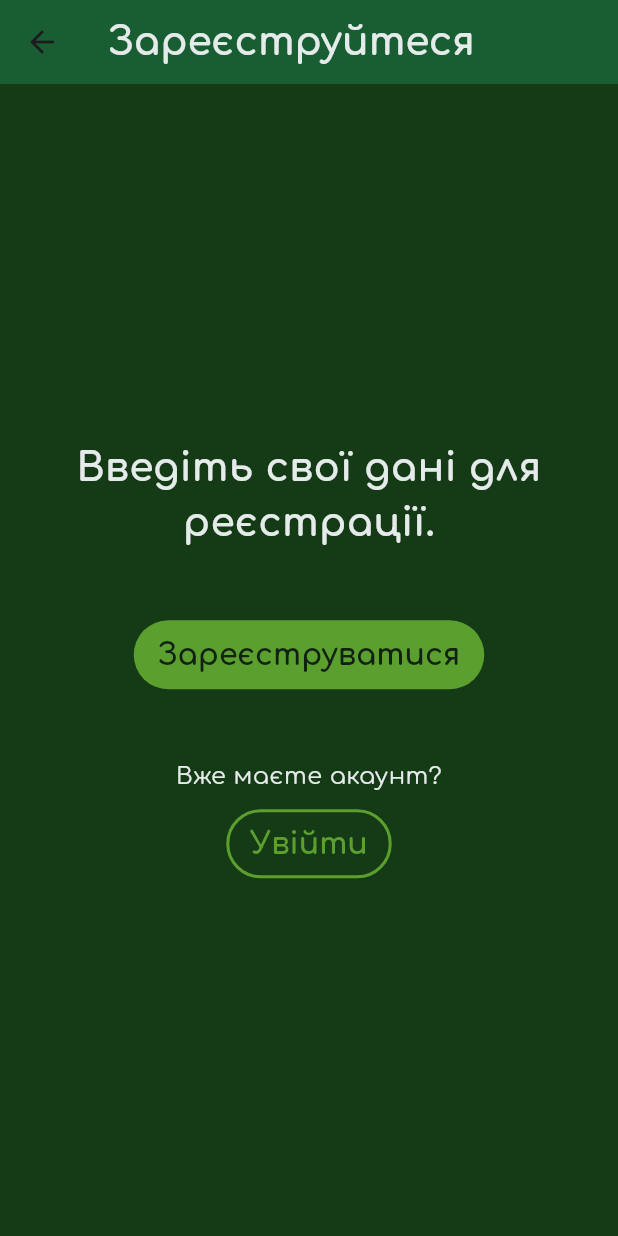
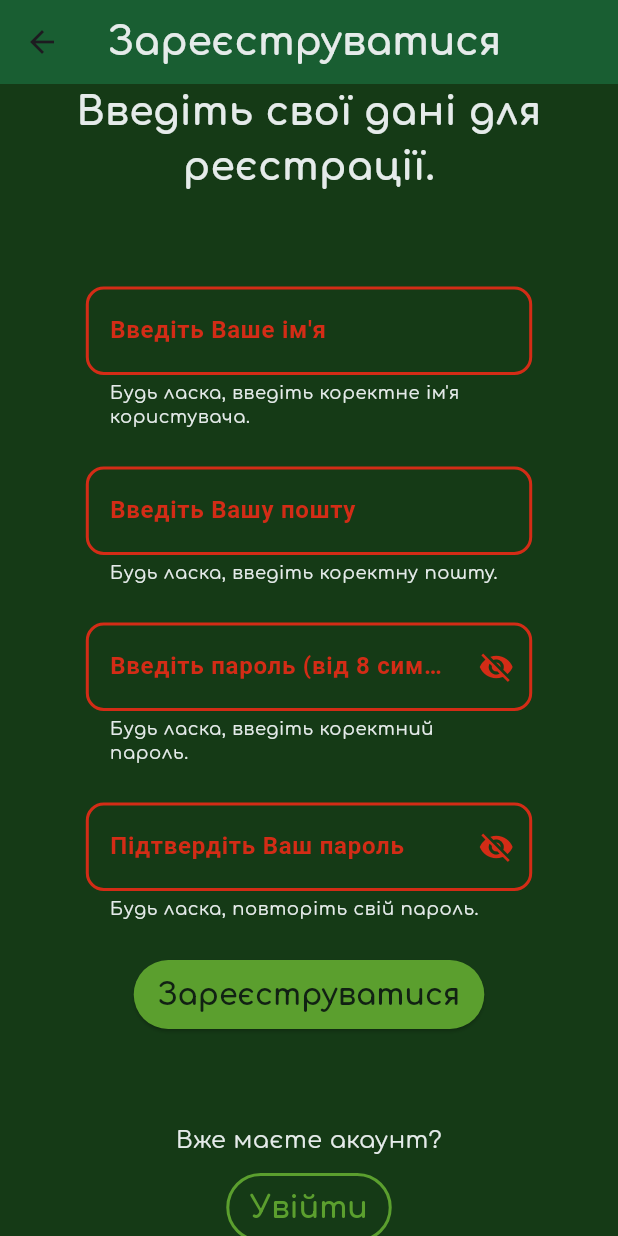
Before and after one commit to turdigicode/flutter_duo_practice, a Flutter app: the RegistrationPage screen opened directly, after a tap on "Зареєструватися", on a phone screen of 412 x 824 dp. Run offline on Flutter 3.47's test engine with Material 3 defaults, Android fonts, the phone set to English and light mode, and no system bars.

Commit message:
Registration and login forms, input validators

```diff
--- a/lib/constants/app_fonts.dart
+++ b/lib/constants/app_fonts.dart
@@ -7,6 +7,7 @@ class AppFonts{
 
   static const String fontFamily = "Comfortaa";
 
+  //TextStyles here must be deleted after correction in main.dart
   static TextStyle bold = const TextStyle(fontFamily: _fontFamily, fontWeight: FontWeight.w700);
 
   static TextStyle semiBold = const TextStyle(fontFamily: _fontFamily, fontWeight: FontWeight.w600);
--- /dev/null
+++ b/lib/constants/app_form_styles.dart
@@ -0,0 +1,80 @@
+import 'package:flutter/material.dart';
+import 'app_colors.dart';
+import 'app_fonts.dart';
+import 'app_text_styles.dart';
+
+class AppFormStyles{
+
+  InputDecoration formInputDecorationDefault({
+    required String labelText,
+    required bool isError,
+  }) {
+    return InputDecoration(
+      labelText: labelText,
+      labelStyle: TextStyle(
+        color: isError ? AppColors.error : AppColors.secondary,
+        fontWeight: FontWeight.bold,
+      ),
+      errorMaxLines: 2,
+      border: _defaultBorder,
+      enabledBorder: _defaultBorder,
+      focusedBorder: _focusedBorder,
+      errorBorder: _errorBorder,
+      hintStyle: AppTextStyles.buttonSecondary,
+      errorStyle: _errorStyle,
+    );
+  }
+
+  InputDecoration formInputDecorationPassword({
+    required String labelText,
+    required bool isError,
+    required bool isObscured,
+    VoidCallback? onVisibilityToggle,
+  }) {
+
+    final baseDecoration = formInputDecorationDefault(
+      labelText: labelText,
+      isError: isError,
+    );
+
+    return baseDecoration.copyWith(
+      suffixIcon: IconButton(
+        icon: Icon(
+          isObscured ? Icons.visibility_off : Icons.visibility,
+          color: isError ? AppColors.error : AppColors.secondary,
+        ),
+        onPressed: onVisibilityToggle,
+      ),
+    );
+  }
+
+  static const OutlineInputBorder _defaultBorder = OutlineInputBorder(
+    borderRadius: BorderRadius.all(Radius.circular(12.0)),
+    borderSide: BorderSide(
+      color: AppColors.secondary,
+      width: 1.0,
+    ),
+  );
+
+  static const OutlineInputBorder _focusedBorder = OutlineInputBorder(
+    borderRadius: BorderRadius.all(Radius.circular(12.0)),
+    borderSide: BorderSide(
+      color: AppColors.secondary,
+      width: 3.0,
+    ),
+  );
+
+  static const OutlineInputBorder _errorBorder = OutlineInputBorder(
+    borderRadius: BorderRadius.all(Radius.circular(12.0)),
+    borderSide: BorderSide(
+      color: AppColors.error,
+      width: 2.0,
+    ),
+  );
+
+  static const TextStyle _errorStyle = TextStyle(
+    color: AppColors.text,
+    fontSize: 12.0,
+    fontFamily: AppFonts.fontFamily,
+  );
+}
--- a/lib/constants/app_text_styles.dart
+++ b/lib/constants/app_text_styles.dart
@@ -23,7 +23,7 @@ class AppTextStyles {
   static final TextStyle form = _base.copyWith(
     color: AppColors.text,
     fontSize: AppFontSizes.medium,
-    fontWeight: FontWeight.normal,
+    fontWeight: FontWeight.bold,
   );
 
   static final TextStyle error = _base.copyWith(
--- /dev/null
+++ b/lib/forms/registration_form.dart
@@ -0,0 +1,164 @@
+import 'package:flutter/material.dart';
+import 'package:flutter_duo_practice/constants/app_button_styles.dart';
+import 'package:flutter_duo_practice/constants/app_text_styles.dart';
+import 'package:flutter_duo_practice/constants/app_form_styles.dart';
+import 'package:flutter_duo_practice/input_validators/email_validator.dart';
+import 'package:flutter_duo_practice/input_validators/name_validator.dart';
+import 'package:flutter_duo_practice/input_validators/password_validator.dart';
+import '../constants/app_spacing.dart';
+
+class RegistrationForm extends StatefulWidget {
+  const RegistrationForm({super.key});
+
+  @override
+  RegistrationFormState createState() {
+    return RegistrationFormState();
+  }
+}
+
+class RegistrationFormState extends State<RegistrationForm> {
+  final appFormStyles = AppFormStyles();
+  final _formKey = GlobalKey<FormState>();
+
+  bool _isWrongInputName = false;
+  bool _isWrongInputEmail = false;
+  bool _isWrongInputPassword = false;
+  bool _isWrongInputPasswordConfirmation = false;
+  bool _isObscured = true;
+
+  String _userPassword = 'null';
+
+  void _toggleVisibility() {
+    setState(() {
+      _isObscured = !_isObscured;
+    });
+  }
+
+  @override
+  Widget build(BuildContext context) {
+    return Center(
+      child: Container(
+        width: MediaQuery.of(context).size.width * 0.8,
+        padding: const EdgeInsets.all(16.0),
+        child: Form(
+          key: _formKey,
+          child: Column(
+            children: <Widget>[
+
+              //Name Field
+              TextFormField(
+                decoration: appFormStyles.formInputDecorationDefault(
+                    labelText: "Введіть Ваше ім'я",
+                    isError: _isWrongInputName
+                ),
+                validator: (value) {
+                  if (value != null && NameValidator.validate(value)) {
+                    setState(() {
+                      _isWrongInputName = false;
+                    });
+                    return null;
+                  }
+                  setState(() {
+                    _isWrongInputName = true;
+                  });
+                  return "Будь ласка, введіть коректне ім'я користувача.";
+
+                },
+                style: AppTextStyles.form,
+              ),
+
+              const SizedBox(height: AppSpacing.medium),
+
+              //Email Field
+              TextFormField(
+                decoration: appFormStyles.formInputDecorationDefault(
+                    labelText: "Введіть Вашу пошту",
+                    isError: _isWrongInputEmail
+                ),
+                validator: (value) {
+                  if (value != null && EmailValidator.validate(value)) {
+                    setState(() {
+                      _isWrongInputEmail = false;
+                    });
+                    return null;
+                  }
+                  setState(() {
+                    _isWrongInputEmail = true;
+                  });
+                  return "Будь ласка, введіть коректну пошту.";
+                },
+                style: AppTextStyles.form,
+              ),
+
+              const SizedBox(height: AppSpacing.medium),
+
+              //First Password Field
+              TextFormField(
+                decoration: appFormStyles.formInputDecorationPassword(
+                    labelText: "Введіть пароль (від 8 символів)",
+                    isError: _isWrongInputPassword,
+                    isObscured: _isObscured,
+                    onVisibilityToggle: _toggleVisibility
+                ),
+                obscureText: _isObscured,
+                validator: (value) {
+                  if (value != null && PasswordValidator.validate(value)) {
+                    setState(() {
+                      _isWrongInputPassword = false;
+                      _userPassword = value;
+                    });
+                    return null;
+                  }
+                  setState(() {
+                    _isWrongInputPassword = true;
+                  });
+                  return "Будь ласка, введіть коректний пароль.";
+
+                },
+                style: AppTextStyles.form,
+              ),
+
+              const SizedBox(height: AppSpacing.medium),
+
+              //Password Confirmation Field
+              TextFormField(
+                decoration: appFormStyles.formInputDecorationPassword(
+                    labelText: "Підтвердіть Ваш пароль",
+                    isError: _isWrongInputPasswordConfirmation,
+                    isObscured: _isObscured,
+                    onVisibilityToggle: _toggleVisibility
+                ),
+                obscureText: _isObscured,
+                validator: (value) {
+                  if (value == _userPassword) {
+                    setState(() {
+                      _isWrongInputPasswordConfirmation = false;
+                    });
+                    return null;
+                  }
+                  setState(() {
+                    _isWrongInputPasswordConfirmation = true;
+                  });
+                  return "Будь ласка, повторіть свій пароль.";
+                },
+                style: AppTextStyles.form,
+              ),
+              const SizedBox(height: AppSpacing.medium),
+              ElevatedButton(
+                onPressed: () {
+                  if (_formKey.currentState!.validate()) {
+                    ScaffoldMessenger.of(context).showSnackBar(
+                      const SnackBar(content: Text('Processing Data')),
+                    );
+                  }
+                },
+                style: AppButtonStyles.primary,
+                child: const Text('Зареєструватися'),
+              ),
+            ],
+          ),
+        ),
+      ),
+    );
+  }
+}
--- /dev/null
+++ b/lib/input_validators/email_validator.dart
@@ -0,0 +1,11 @@
+class EmailValidator{
+  static final emailRegex = RegExp(r"^[a-zA-Z0-9._%+-]+@[a-zA-Z0-9.-]+\.[a-zA-Z]{2,}$");
+
+  static bool validate(String email){
+    if (emailRegex.hasMatch(email)){
+      return true;
+    }else{
+      return false;
+    }
+  }
+}
--- /dev/null
+++ b/lib/input_validators/name_validator.dart
@@ -0,0 +1,9 @@
+class NameValidator{
+  static bool validate(String username){
+    if (username.length < 2){
+      return false;
+    }else{
+      return true;
+    }
+  }
+}
--- /dev/null
+++ b/lib/input_validators/password_validator.dart
@@ -0,0 +1,9 @@
+class PasswordValidator {
+  static bool validate(String password) {
+    if (password.length < 8) {
+      return false;
+    } else {
+      return true;
+    }
+  }
+}
--- a/lib/pages/auth_pages/landing_page.dart
+++ b/lib/pages/auth_pages/landing_page.dart
@@ -5,29 +5,6 @@ import 'package:flutter_duo_practice/constants/app_spacing.dart';
 import 'package:flutter_duo_practice/pages/auth_pages/login_page.dart';
 import 'package:flutter_duo_practice/pages/auth_pages/registration_page.dart';
 import '../../constants/app_text_styles.dart';
-
-
-void main() {
-  runApp(const MyApp());
-}
-
-class MyApp extends StatelessWidget {
-  const MyApp({super.key});
-  @override
-  Widget build(BuildContext context) {
-    return MaterialApp(
-      title: 'Landing page',
-      theme: ThemeData(
-        textTheme: TextTheme(
-        bodyLarge: AppTextStyles.body,
-        ),
-        colorScheme: ColorScheme.fromSeed(seedColor: AppColors.primary),
-        useMaterial3: true,
-      ),
-      home: const LandingPage(title: 'Вітаємо'),
-    );
-  }
-}
 
 class LandingPage extends StatefulWidget {
   const LandingPage({super.key, required this.title});
@@ -68,7 +45,7 @@ class _LandingPageState extends State<LandingPage> {
                 onPressed: () {
                   Navigator.push(
                     context,
-                    MaterialPageRoute(builder: (context) => const RegistrationPage(title: 'Зареєструйтеся')),
+                    MaterialPageRoute(builder: (context) => const RegistrationPage(title: 'Зареєструватися')),
                   );
                 },
                 style: AppButtonStyles.primary,
@@ -79,7 +56,7 @@ class _LandingPageState extends State<LandingPage> {
                 onPressed: () {
                   Navigator.push(
                     context,
-                    MaterialPageRoute(builder: (context) => const LoginPage(title: 'Увійдіть')),
+                    MaterialPageRoute(builder: (context) => const LoginPage(title: 'Вхід')),
                   );
                 },
                 style: AppButtonStyles.secondary,
--- a/lib/pages/auth_pages/login_page.dart
+++ b/lib/pages/auth_pages/login_page.dart
@@ -29,12 +29,12 @@ class _LoginPageState extends State<LoginPage> {
           mainAxisAlignment: MainAxisAlignment.center,
           children: <Widget>[
             Text(
-              'Увійти в існуючий акаунт.',
+              'Увійти в акаунт.',
               style: AppTextStyles.title,
               textAlign: TextAlign.center,
             ),
             const SizedBox(height: AppSpacing.large),
-            const MyCustomForm(),
+            const LoginForm(),
             const SizedBox(height: AppSpacing.large),
             Text(
               'Ще не маєте акаунту?',
@@ -46,7 +46,7 @@ class _LoginPageState extends State<LoginPage> {
                 onPressed: () {
                   Navigator.pushReplacement(
                     context,
-                    MaterialPageRoute(builder: (context) => const RegistrationPage(title: 'Зареєструйтеся')),
+                    MaterialPageRoute(builder: (context) => const RegistrationPage(title: 'Зареєструватися')),
                   );
                 },
                 style: AppButtonStyles.secondary,
--- a/lib/pages/auth_pages/registration_page.dart
+++ b/lib/pages/auth_pages/registration_page.dart
@@ -3,6 +3,7 @@ import 'package:flutter_duo_practice/constants/app_button_styles.dart';
 import 'package:flutter_duo_practice/constants/app_colors.dart';
 import 'package:flutter_duo_practice/constants/app_spacing.dart';
 import '../../constants/app_text_styles.dart';
+import '../../forms/registration_form.dart';
 import 'login_page.dart';
 
 class RegistrationPage extends StatefulWidget {
@@ -34,16 +35,7 @@ class _RegistrationPageState extends State<RegistrationPage> {
               textAlign: TextAlign.center,
             ),
             const SizedBox(height: AppSpacing.large),
-            TextButton(
-                onPressed: () {
-                  Navigator.pushReplacement(
-                    context,
-                    MaterialPageRoute(builder: (context) => const RegistrationPage(title: 'Зареєструйтеся')),
-                  );
-                },
-                style: AppButtonStyles.primary,
-                child: const Text('Зареєструватися')
-            ),
+            const RegistrationForm(),
             const SizedBox(height: AppSpacing.large),
             Text(
               'Вже маєте акаунт?',
```
Also changed, not shown: lib/forms/login_form.dart (+62 -63 lines).
